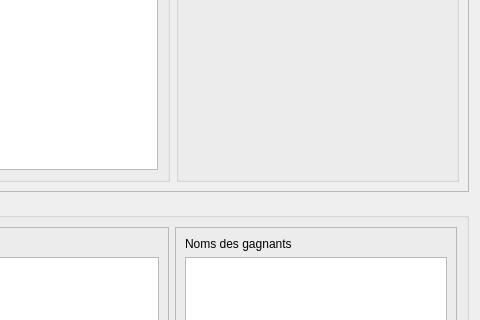
Silmaen/EvenementLoto, file source/gui/ui/ConfigGameRounds.ui: the form before one commit; both pictures show x 423 to 903 and y 196 to 516 of the 903 by 640 pixel window.
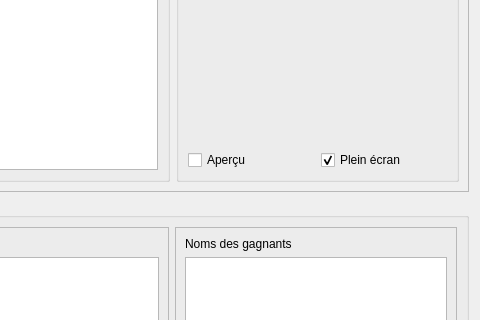
The form after the commit. The open tabs and pages were chosen to show the change. Icons and pictures are not drawn.

```diff
--- a/source/gui/ui/ConfigGameRounds.ui
+++ b/source/gui/ui/ConfigGameRounds.ui
@@ -489,6 +489,47 @@
            </widget>
           </widget>
          </item>
+         <item row="1" column="0">
+          <widget class="QFrame" name="groupPreview">
+           <property name="frameShape">
+            <enum>QFrame::NoFrame</enum>
+           </property>
+           <property name="frameShadow">
+            <enum>QFrame::Raised</enum>
+           </property>
+           <layout class="QHBoxLayout" name="horizontalLayout_3">
+            <property name="leftMargin">
+             <number>0</number>
+            </property>
+            <property name="topMargin">
+             <number>0</number>
+            </property>
+            <property name="rightMargin">
+             <number>0</number>
+            </property>
+            <property name="bottomMargin">
+             <number>0</number>
+            </property>
+            <item>
+             <widget class="QCheckBox" name="checkPreVisu">
+              <property name="text">
+               <string>Aperçu</string>
+              </property>
+             </widget>
+            </item>
+            <item>
+             <widget class="QCheckBox" name="checkFullScreenPreVisu">
+              <property name="text">
+               <string>Plein écran</string>
+              </property>
+              <property name="checked">
+               <bool>true</bool>
+              </property>
+             </widget>
+            </item>
+           </layout>
+          </widget>
+         </item>
         </layout>
        </widget>
       </item>
```
Left out of the diff: 68 changed lines with no effect on the pictures.
